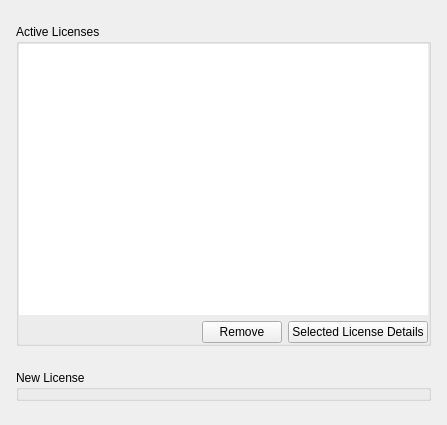
First picture: the form in client/src/ui/widgets/settings/license_manager_widget.ui, repository networkoptix/nx_open, before the edit.
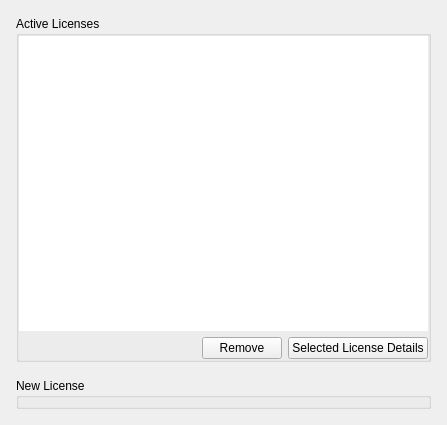
Second picture: the form after the edit. Custom widgets are drawn as their Qt base class.

Commit message:
Adjust administration dialog.
<==== Mercurial data ====>
Branch: new_style

Patch:
```diff
--- a/client/src/ui/widgets/settings/license_manager_widget.ui
+++ b/client/src/ui/widgets/settings/license_manager_widget.ui
@@ -12,19 +12,19 @@
   </property>
   <layout class="QVBoxLayout" name="verticalLayout_5" stretch="1,0">
    <property name="spacing">
-    <number>24</number>
+    <number>16</number>
    </property>
    <property name="leftMargin">
     <number>16</number>
    </property>
    <property name="topMargin">
-    <number>24</number>
+    <number>16</number>
    </property>
    <property name="rightMargin">
     <number>16</number>
    </property>
    <property name="bottomMargin">
-    <number>24</number>
+    <number>16</number>
    </property>
    <item>
     <widget class="QGroupBox" name="groupBox">
```
The commit also changes 3 other files.
